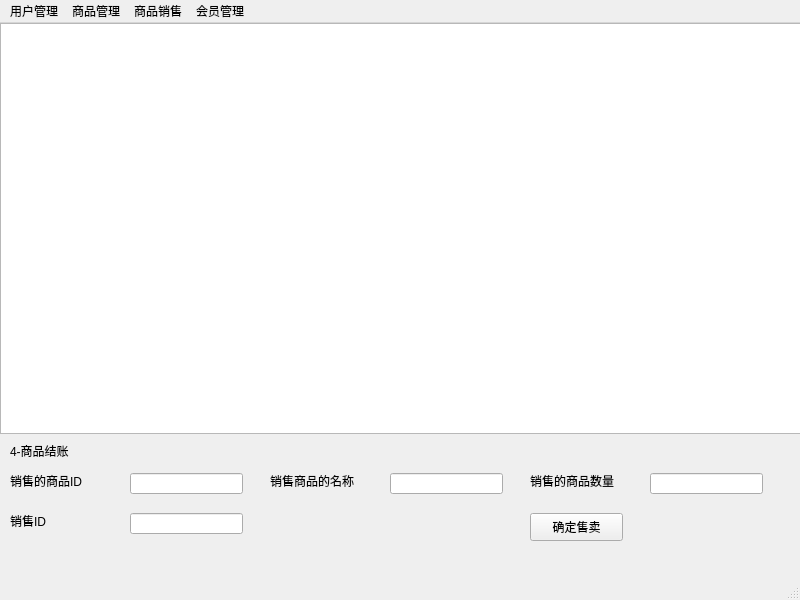
Above: ShopManagementSystem/mainpage.ui from ZashJie/MarketManagementSystem before the change. Below: the same form after it.
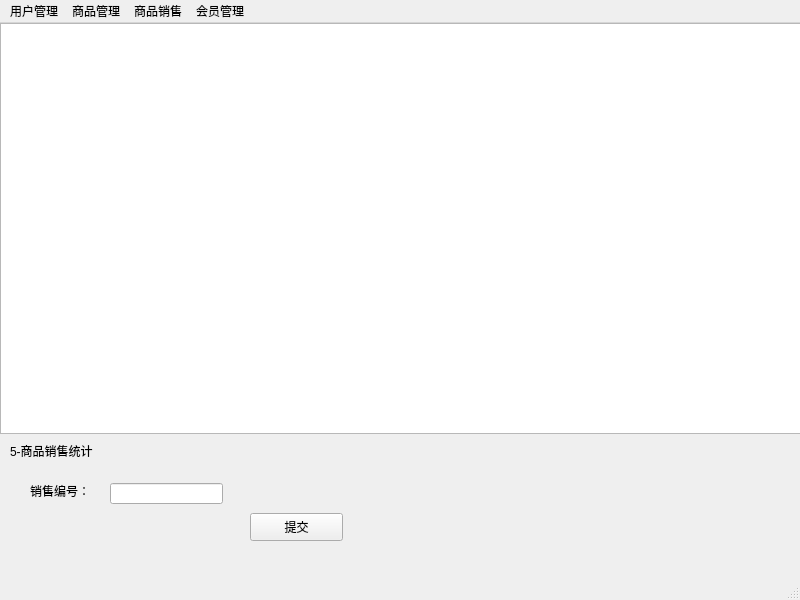
That is the form after the change.

What changed in the file:
```diff
--- a/ShopManagementSystem/mainpage.ui
+++ b/ShopManagementSystem/mainpage.ui
@@ -24,7 +24,7 @@
      </rect>
     </property>
     <property name="currentIndex">
-     <number>4</number>
+     <number>5</number>
     </property>
     <widget class="QWidget" name="page"/>
     <widget class="QWidget" name="page_2">
@@ -635,6 +635,57 @@
       </property>
      </widget>
     </widget>
+    <widget class="QWidget" name="page_6">
+     <widget class="QLabel" name="label_26">
+      <property name="geometry">
+       <rect>
+        <x>10</x>
+        <y>10</y>
+        <width>111</width>
+        <height>16</height>
+       </rect>
+      </property>
+      <property name="text">
+       <string>5-商品销售统计</string>
+      </property>
+     </widget>
+     <widget class="QLabel" name="label_27">
+      <property name="geometry">
+       <rect>
+        <x>30</x>
+        <y>50</y>
+        <width>68</width>
+        <height>15</height>
+       </rect>
+      </property>
+      <property name="text">
+       <string>销售编号：</string>
+      </property>
+     </widget>
+     <widget class="QPushButton" name="pushButton5_submit">
+      <property name="geometry">
+       <rect>
+        <x>250</x>
+        <y>80</y>
+        <width>93</width>
+        <height>28</height>
+       </rect>
+      </property>
+      <property name="text">
+       <string>提交</string>
+      </property>
+     </widget>
+     <widget class="QLineEdit" name="lineEdit5_saleid">
+      <property name="geometry">
+       <rect>
+        <x>110</x>
+        <y>50</y>
+        <width>113</width>
+        <height>21</height>
+       </rect>
+      </property>
+     </widget>
+    </widget>
    </widget>
    <widget class="QTableView" name="shopTable">
     <property name="geometry">
```
